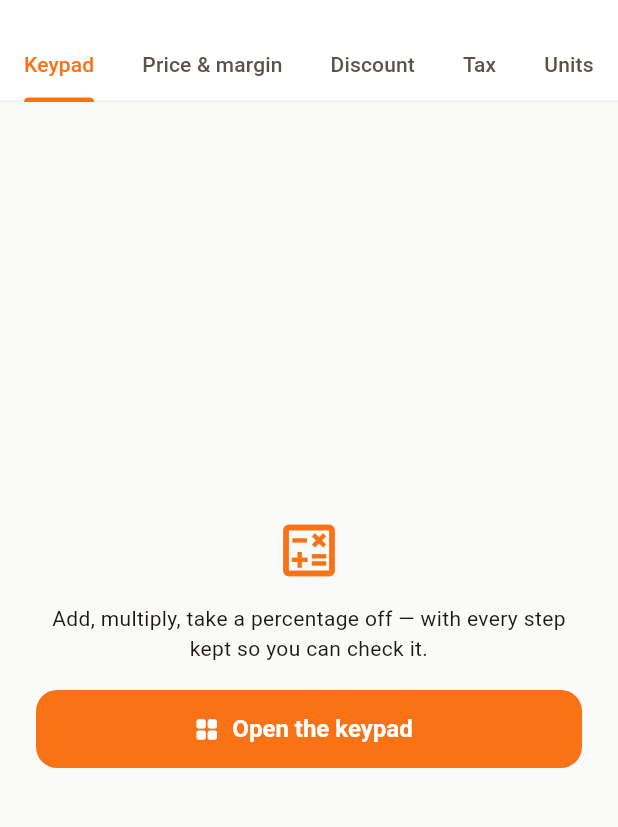
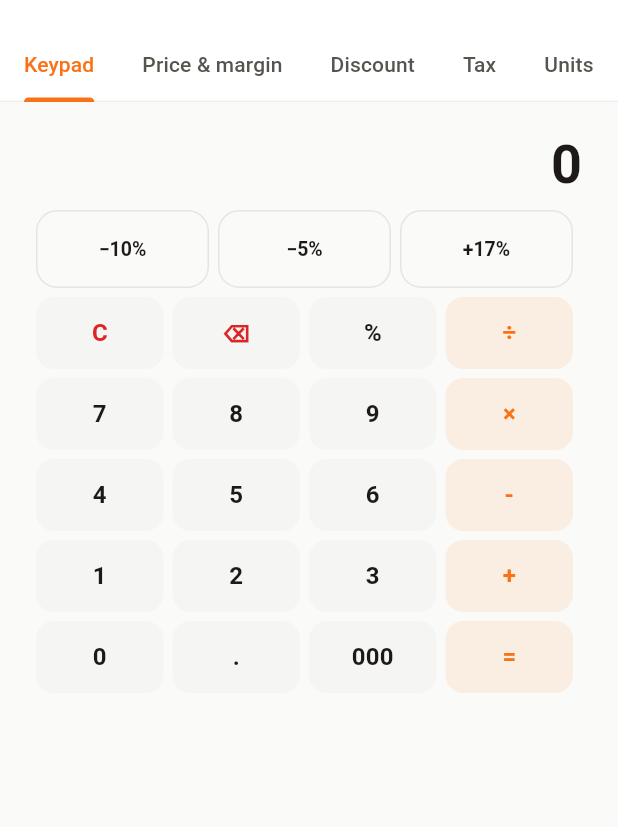
Before and after one commit to huzaifachaudhary165-boop/karobar, a Flutter app: the CalculatorScreen screen opened by its route, on a phone screen of 412 x 824 dp, the part 54-881 px from its top. Run offline on Flutter 3.47's test engine with Material 3 defaults, Android fonts, the phone set to English and light mode, and no system bars; our stand-ins replace connectivity_plus, dio, drift, file_picker, fl_chart, flutter_riverpod and 9 more; missing offline and left inert: esc_pos_utils_plus, google_mlkit_text_recognition, mobile_scanner, print_bluetooth_thermal, sqlite3; accounts and stored records are empty; generated files the repository leaves out were written again; network calls fail.

Commit message:
﻿Show the keypad on arrival, and give it a percent key
Tapping Calculator opened a tab with a button on it that opened a keypad.
Somebody who tapped Calculator has already said what they want; the second tap
existed for no reason. The keypad is the tab now.

Which meant the keypad had to work in two places — inline on the screen, and in
the sheet a field opens when it wants a number — so it is one widget with the
"use this number" button appearing only where there is something to hand the
answer back to. On the calculator screen the answer is the point in itself.

It also had no plain percent key, only the three shop shortcuts. It has one,
and it means what a shop means: with a sum waiting it is a share of the
left-hand side, so "1000 − 10 %" takes off 100. A scientific calculator gives
0.1 there.

I found that by writing a test for a key I was sure existed, watching it fail,
and discovering I had been thinking of a different keypad. The test was wrong
and the missing key was real.

6 new tests. 380 Flutter tests pass. Signed in to the deployed site through a
driven browser to check the rail and the module render — which is how the
keypad-behind-a-button showed up at all.

Co-Authored-By: Claude Opus 5 <noreply@anthropic.com>

```diff
--- a/mobile/lib/core/widgets/calculator_sheet.dart
+++ b/mobile/lib/core/widgets/calculator_sheet.dart
@@ -28,6 +28,23 @@ Future<double?> showCalculator(
   );
 }
 
+/// The keypad itself, without the sheet around it.
+///
+/// Shown inline on the calculator screen's first tab and inside the bottom
+/// sheet when a field asks for a number. [onUse] is what makes it the second
+/// of those: with it, the answer is handed back; without it, there is nothing
+/// to hand it to and the button is left off.
+class CalculatorPad extends StatefulWidget {
+  const CalculatorPad({super.key, this.start, this.title, this.onUse});
+
+  final double? start;
+  final String? title;
+  final ValueChanged<double>? onUse;
+
+  @override
+  State<CalculatorPad> createState() => _CalculatorPadState();
+}
+
 class _CalculatorSheet extends StatefulWidget {
   const _CalculatorSheet({this.start, this.title});
 
@@ -38,7 +55,17 @@ class _CalculatorSheet extends StatefulWidget {
   State<_CalculatorSheet> createState() => _CalculatorSheetState();
 }
 
+/// The sheet is the pad plus a way back out with the answer.
 class _CalculatorSheetState extends State<_CalculatorSheet> {
+  @override
+  Widget build(BuildContext context) => CalculatorPad(
+        start: widget.start,
+        title: widget.title,
+        onUse: (value) => Navigator.pop(context, value),
+      );
+}
+
+class _CalculatorPadState extends State<CalculatorPad> {
   /// What is on the display right now, as typed.
   String _entry = '0';
 
@@ -138,6 +165,20 @@ class _CalculatorSheetState extends State<_CalculatorSheet> {
       _fresh = true;
     });
   }
+
+  /// The plain percent key, meaning what a shop means by it.
+  ///
+  /// With a sum waiting it is a share of the left-hand side, so "1000 − 10 %"
+  /// takes off 100. A scientific calculator gives 0.1 there, which is not what
+  /// anybody at a counter is asking for. On its own it divides by a hundred.
+  void _sharePercent() => setState(() {
+        if (_pending != null && _operator != null) {
+          _entry = trimZeros(_pending! * _value / 100);
+        } else {
+          _entry = trimZeros(_value / 100);
+        }
+        _fresh = false;
+      });
 
   /// Adds or removes a percentage of what is on the display.
   ///
@@ -239,11 +280,11 @@ class _CalculatorSheetState extends State<_CalculatorSheet> {
             const SizedBox(height: 6),
 
             for (final row in const [
-              ['C', '⌫', '÷', '×'],
-              ['7', '8', '9', '-'],
-              ['4', '5', '6', '+'],
-              ['1', '2', '3', '='],
-              ['0', '.', '000', ''],
+              ['C', '⌫', '%', '÷'],
+              ['7', '8', '9', '×'],
+              ['4', '5', '6', '-'],
+              ['1', '2', '3', '+'],
+              ['0', '.', '000', '='],
             ])
               Padding(
                 padding: const EdgeInsets.only(bottom: 6),
@@ -264,6 +305,9 @@ class _CalculatorSheetState extends State<_CalculatorSheet> {
                 ),
               ),
 
+            // Only when there is somewhere to hand the answer back to. On the
+            // calculator screen the answer is the point in itself.
+            if (widget.onUse != null) ...[
               const SizedBox(height: 2),
               SizedBox(
                 height: 46,
@@ -272,12 +316,13 @@ class _CalculatorSheetState extends State<_CalculatorSheet> {
                     // Settle any half-finished sum first, so "12 × 8" then Use
                     // hands back 96 rather than the 8 still on the display.
                     _equals();
-                  Navigator.pop(context, _value);
+                    widget.onUse!(_value);
                   },
                   icon: const Icon(Icons.check, size: 18),
                   label: Text(context.t('Use this number')),
                 ),
               ),
+            ],
           ],
         ),
       ),
@@ -292,6 +337,8 @@ class _CalculatorSheetState extends State<_CalculatorSheet> {
         _back();
       case '=':
         _equals();
+      case '%':
+        _sharePercent();
       case '+' || '-' || '×' || '÷':
         _operate(key);
       case '000':
--- a/mobile/lib/features/calculator/calculator_screen.dart
+++ b/mobile/lib/features/calculator/calculator_screen.dart
@@ -75,34 +75,19 @@ class _CalculatorScreenState extends ConsumerState<CalculatorScreen>
 }
 
 /// The plain one, for when the sum is just a sum.
+///
+/// The keypad itself, not a button that opens one. Somebody who taps
+/// Calculator has already said what they want; asking them to tap again is a
+/// step that exists for no reason.
 class _KeypadTab extends StatelessWidget {
   const _KeypadTab();
 
   @override
   Widget build(BuildContext context) {
-    return Center(
-      child: Padding(
-        padding: const EdgeInsets.all(24),
-        child: Column(
-          mainAxisSize: MainAxisSize.min,
-          children: [
-            const Icon(Icons.calculate_outlined,
-                size: 46, color: AppColors.primary),
-            const SizedBox(height: 12),
-            Text(
-              context.t('Add, multiply, take a percentage off — with every '
-                  'step kept so you can check it.'),
-              textAlign: TextAlign.center,
-              style: Theme.of(context).textTheme.bodyMedium,
-            ),
-            const SizedBox(height: 18),
-            FilledButton.icon(
-              onPressed: () => showCalculator(context, title: 'Calculator'),
-              icon: const Icon(Icons.grid_view_rounded, size: 18),
-              label: Text(context.t('Open the keypad')),
-            ),
-          ],
-        ),
+    return const SingleChildScrollView(
+      padding: EdgeInsets.symmetric(horizontal: 8, vertical: 12),
+      child: Center(
+        child: SizedBox(width: 420, child: CalculatorPad()),
       ),
     );
   }
```
Also changed, not shown: webapp/public/assets/fonts/MaterialIcons-Regular.otf, 4 other files. Lines whose indentation alone changed are shown as unchanged.
